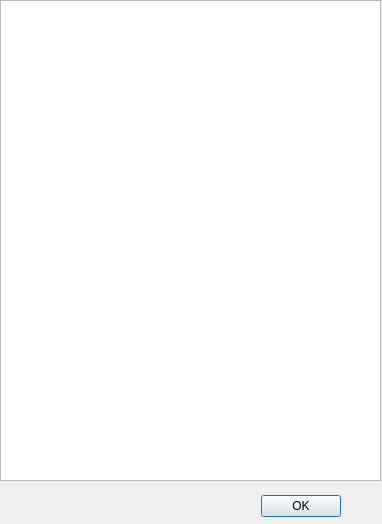
Qt form neurolabi/gui/dialogs/helpdialog.ui (janelia-flyem/NeuTu) before a commit.
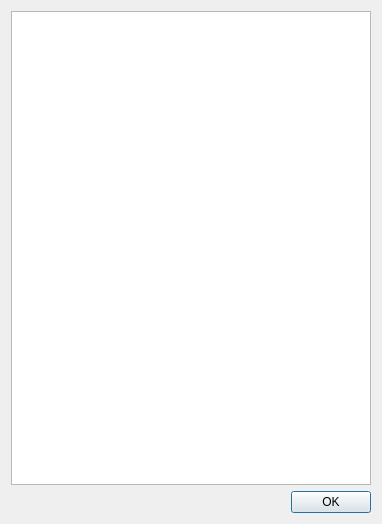
The same form after that commit.

Commit message: add flyem shortcut help

Diff of the .ui file:
```diff
--- a/neurolabi/gui/dialogs/helpdialog.ui
+++ b/neurolabi/gui/dialogs/helpdialog.ui
@@ -13,15 +13,12 @@
   <property name="windowTitle">
    <string>Help</string>
   </property>
+  <layout class="QVBoxLayout" name="verticalLayout">
+   <item>
+    <widget class="QTextBrowser" name="textBrowser"/>
+   </item>
+   <item>
   <widget class="QDialogButtonBox" name="buttonBox">
-   <property name="geometry">
-    <rect>
-     <x>250</x>
-     <y>490</y>
-     <width>91</width>
-     <height>32</height>
-    </rect>
-   </property>
    <property name="orientation">
     <enum>Qt::Horizontal</enum>
    </property>
@@ -29,16 +26,8 @@
     <set>QDialogButtonBox::Ok</set>
    </property>
   </widget>
-  <widget class="QTextBrowser" name="textBrowser">
-   <property name="geometry">
-    <rect>
-     <x>0</x>
-     <y>0</y>
-     <width>381</width>
-     <height>481</height>
-    </rect>
-   </property>
-  </widget>
+   </item>
+  </layout>
  </widget>
  <resources/>
  <connections>
```
Lines whose indentation alone changed are shown as unchanged. The commit also changes 2 other files.
